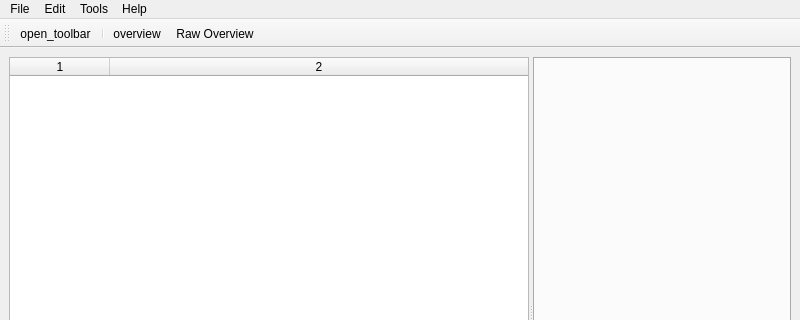
Before: the Qt Designer form dfits.ui in dheerajshenoy/FITSExplorer, drawn with Qt 5; both pictures show x 0 to 800 and y 0 to 320 of the 800 by 600 pixel window.
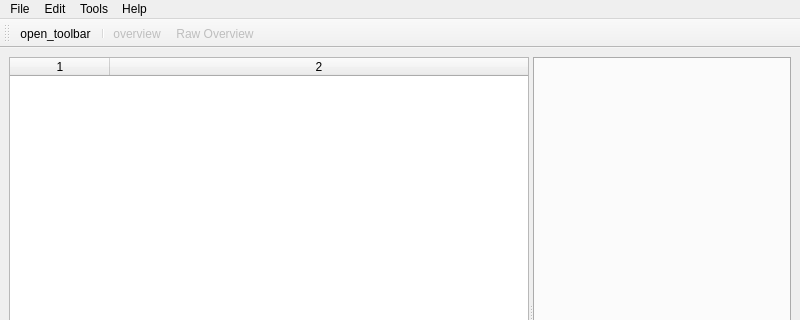
After: the same form once the commit is applied. Icons and pictures are not drawn. Custom widgets are drawn as their Qt base class.

```diff
--- a/dfits.ui
+++ b/dfits.ui
@@ -10,6 +10,18 @@
     <height>600</height>
    </rect>
   </property>
+  <property name="sizePolicy">
+   <sizepolicy hsizetype="Maximum" vsizetype="Maximum">
+    <horstretch>0</horstretch>
+    <verstretch>0</verstretch>
+   </sizepolicy>
+  </property>
+  <property name="minimumSize">
+   <size>
+    <width>200</width>
+    <height>0</height>
+   </size>
+  </property>
   <property name="windowTitle">
    <string>DFits</string>
   </property>
@@ -184,6 +196,9 @@
    </property>
   </action>
   <action name="actionoverview">
+   <property name="enabled">
+    <bool>false</bool>
+   </property>
    <property name="icon">
     <iconset>
      <normaloff>../../Downloads/file-color-icon.svg</normaloff>../../Downloads/file-color-icon.svg</iconset>
@@ -214,6 +229,9 @@
    </property>
   </action>
   <action name="actionoverview_raw">
+   <property name="enabled">
+    <bool>false</bool>
+   </property>
    <property name="text">
     <string>Raw Overview</string>
    </property>
```
Left out of the diff: 36 changed lines with no effect on the pictures.
